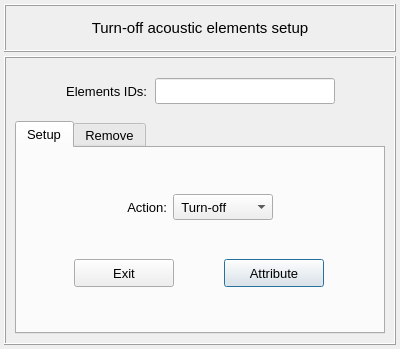
Before: the Qt Designer form pulse/interface/data/ui_files/model/setup/acoustic/turn_off_acoustic_elements_input.ui in open-pulse/OpenPulse, drawn with Qt 5.
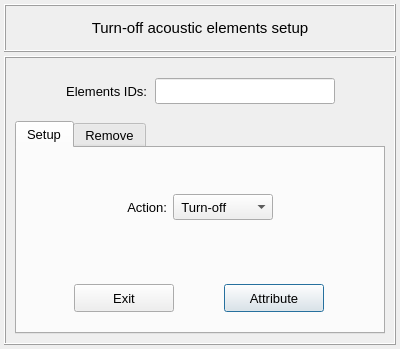
After: the same form once the commit is applied. The open tabs and pages were chosen to show the change.

```diff
--- a/pulse/interface/data/ui_files/model/setup/acoustic/turn_off_acoustic_elements_input.ui
+++ b/pulse/interface/data/ui_files/model/setup/acoustic/turn_off_acoustic_elements_input.ui
@@ -298,118 +298,6 @@
           <property name="bottomMargin">
            <number>4</number>
           </property>
-          <item row="3" column="0">
-           <spacer name="verticalSpacer_2">
-            <property name="orientation">
-             <enum>Qt::Vertical</enum>
-            </property>
-            <property name="sizeHint" stdset="0">
-             <size>
-              <width>20</width>
-              <height>40</height>
-             </size>
-            </property>
-           </spacer>
-          </item>
-          <item row="0" column="0">
-           <spacer name="verticalSpacer">
-            <property name="orientation">
-             <enum>Qt::Vertical</enum>
-            </property>
-            <property name="sizeHint" stdset="0">
-             <size>
-              <width>20</width>
-              <height>40</height>
-             </size>
-            </property>
-           </spacer>
-          </item>
-          <item row="2" column="0">
-           <widget class="QFrame" name="frame_confirm">
-            <property name="minimumSize">
-             <size>
-              <width>0</width>
-              <height>60</height>
-             </size>
-            </property>
-            <property name="maximumSize">
-             <size>
-              <width>16777215</width>
-              <height>60</height>
-             </size>
-            </property>
-            <property name="frameShape">
-             <enum>QFrame::NoFrame</enum>
-            </property>
-            <property name="frameShadow">
-             <enum>QFrame::Raised</enum>
-            </property>
-            <layout class="QGridLayout" name="gridLayout_2">
-             <item row="0" column="1">
-              <widget class="QPushButton" name="pushButton_attribute">
-               <property name="minimumSize">
-                <size>
-                 <width>100</width>
-                 <height>28</height>
-                </size>
-               </property>
-               <property name="maximumSize">
-                <size>
-                 <width>100</width>
-                 <height>28</height>
-                </size>
-               </property>
-               <property name="font">
-                <font>
-                 <family>MS Shell Dlg 2</family>
-                 <pointsize>10</pointsize>
-                 <weight>50</weight>
-                 <italic>false</italic>
-                 <bold>false</bold>
-                </font>
-               </property>
-               <property name="styleSheet">
-                <string notr="true"/>
-               </property>
-               <property name="text">
-                <string>Attribute</string>
-               </property>
-              </widget>
-             </item>
-             <item row="0" column="0">
-              <widget class="QPushButton" name="pushButton_exit">
-               <property name="minimumSize">
-                <size>
-                 <width>100</width>
-                 <height>28</height>
-                </size>
-               </property>
-               <property name="maximumSize">
-                <size>
-                 <width>100</width>
-                 <height>28</height>
-                </size>
-               </property>
-               <property name="font">
-                <font>
-                 <family>MS Shell Dlg 2</family>
-                 <pointsize>10</pointsize>
-                 <weight>50</weight>
-                 <italic>false</italic>
-                 <bold>false</bold>
-                </font>
-               </property>
-               <property name="styleSheet">
-                <string notr="true"/>
-               </property>
-               <property name="text">
-                <string>Exit</string>
-               </property>
-              </widget>
-             </item>
-            </layout>
-           </widget>
-          </item>
           <item row="1" column="0">
            <widget class="QFrame" name="frame_correction_type">
             <property name="minimumSize">
@@ -516,6 +404,118 @@
             </layout>
            </widget>
           </item>
+          <item row="3" column="0">
+           <widget class="QFrame" name="frame_confirm">
+            <property name="minimumSize">
+             <size>
+              <width>0</width>
+              <height>60</height>
+             </size>
+            </property>
+            <property name="maximumSize">
+             <size>
+              <width>16777215</width>
+              <height>60</height>
+             </size>
+            </property>
+            <property name="frameShape">
+             <enum>QFrame::NoFrame</enum>
+            </property>
+            <property name="frameShadow">
+             <enum>QFrame::Raised</enum>
+            </property>
+            <layout class="QGridLayout" name="gridLayout_2">
+             <item row="0" column="1">
+              <widget class="QPushButton" name="pushButton_attribute">
+               <property name="minimumSize">
+                <size>
+                 <width>100</width>
+                 <height>28</height>
+                </size>
+               </property>
+               <property name="maximumSize">
+                <size>
+                 <width>100</width>
+                 <height>28</height>
+                </size>
+               </property>
+               <property name="font">
+                <font>
+                 <family>MS Shell Dlg 2</family>
+                 <pointsize>10</pointsize>
+                 <weight>50</weight>
+                 <italic>false</italic>
+                 <bold>false</bold>
+                </font>
+               </property>
+               <property name="styleSheet">
+                <string notr="true"/>
+               </property>
+               <property name="text">
+                <string>Attribute</string>
+               </property>
+              </widget>
+             </item>
+             <item row="0" column="0">
+              <widget class="QPushButton" name="pushButton_exit">
+               <property name="minimumSize">
+                <size>
+                 <width>100</width>
+                 <height>28</height>
+                </size>
+               </property>
+               <property name="maximumSize">
+                <size>
+                 <width>100</width>
+                 <height>28</height>
+                </size>
+               </property>
+               <property name="font">
+                <font>
+                 <family>MS Shell Dlg 2</family>
+                 <pointsize>10</pointsize>
+                 <weight>50</weight>
+                 <italic>false</italic>
+                 <bold>false</bold>
+                </font>
+               </property>
+               <property name="styleSheet">
+                <string notr="true"/>
+               </property>
+               <property name="text">
+                <string>Exit</string>
+               </property>
+              </widget>
+             </item>
+            </layout>
+           </widget>
+          </item>
+          <item row="2" column="0">
+           <spacer name="verticalSpacer_3">
+            <property name="orientation">
+             <enum>Qt::Vertical</enum>
+            </property>
+            <property name="sizeHint" stdset="0">
+             <size>
+              <width>20</width>
+              <height>40</height>
+             </size>
+            </property>
+           </spacer>
+          </item>
+          <item row="0" column="0">
+           <spacer name="verticalSpacer">
+            <property name="orientation">
+             <enum>Qt::Vertical</enum>
+            </property>
+            <property name="sizeHint" stdset="0">
+             <size>
+              <width>20</width>
+              <height>40</height>
+             </size>
+            </property>
+           </spacer>
+          </item>
          </layout>
         </widget>
         <widget class="QWidget" name="tab_remove">
```
Left out of the diff: 2 changed lines with no effect on the pictures.
